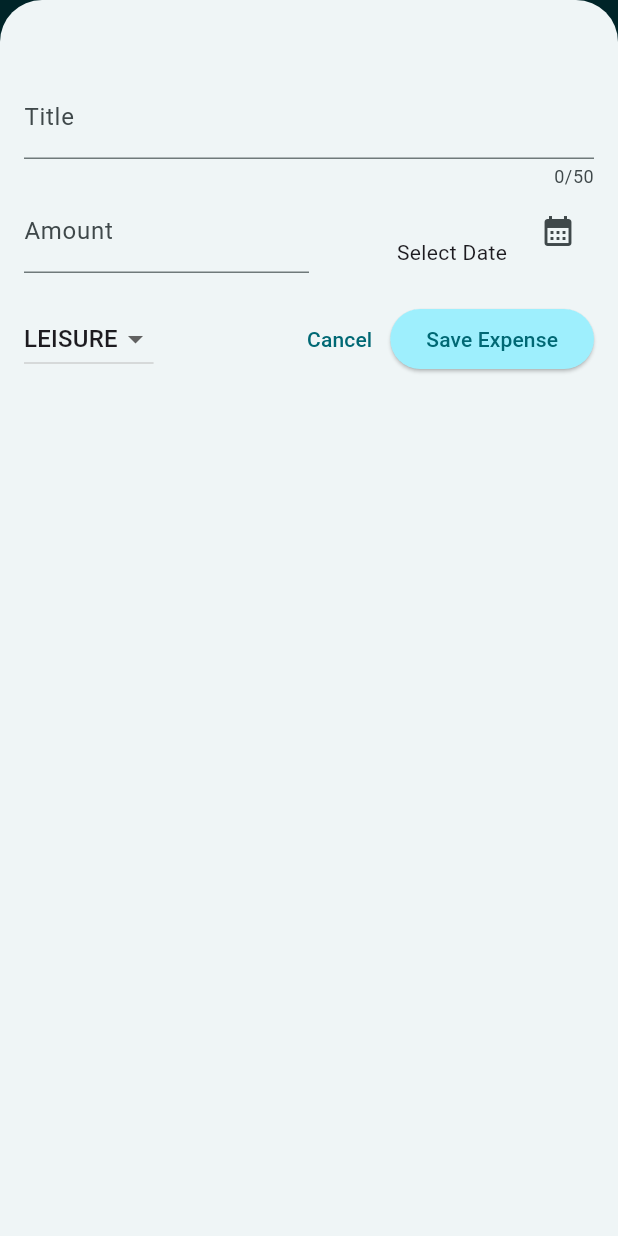
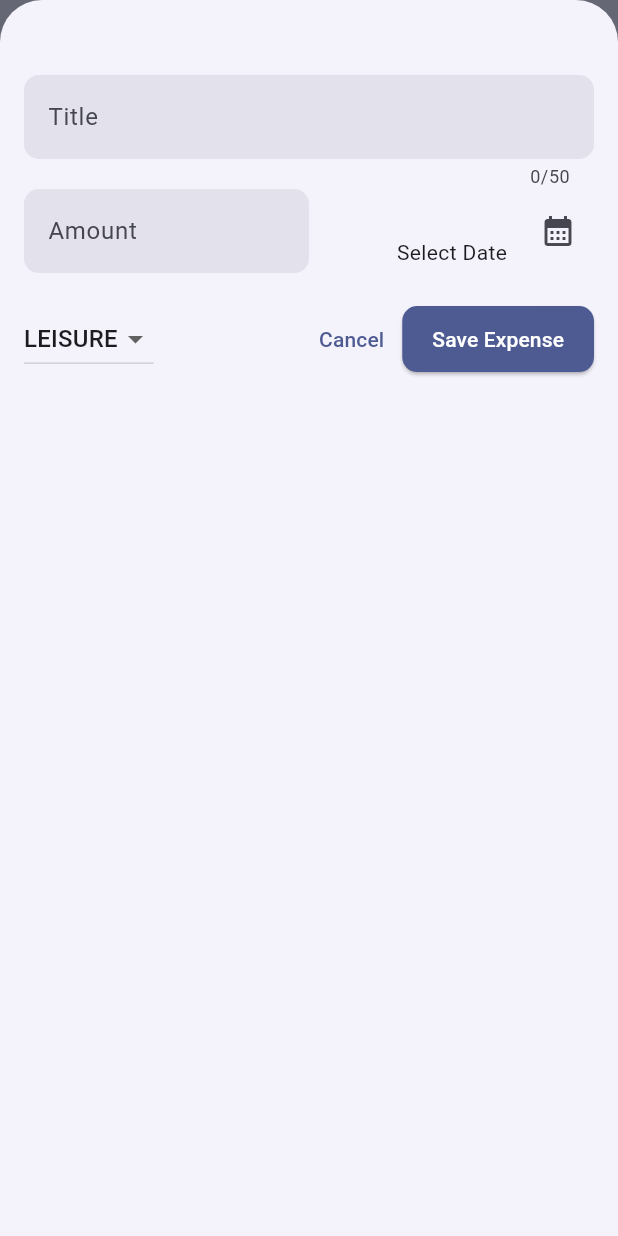
Before and after one commit to Joseph78888/expense_tracker, a Flutter app: the screen it shows after launch, after a tap on the "add" icon, on a phone screen of 412 x 824 dp. Run offline on Flutter 3.47's test engine with Material 3 defaults, Android fonts, the phone set to English and light mode, and no system bars.

Commit message:
finish theme - with copilot help

```diff
--- a/lib/main.dart
+++ b/lib/main.dart
@@ -24,53 +24,116 @@
 import 'package:expense_tracker/widget/expenses.dart';
 import 'package:flutter/material.dart';
 
-var kColorScheme = ColorScheme.fromSeed(
-  seedColor: const Color.fromARGB(255, 68, 68, 68),
+final kLightColorScheme = ColorScheme.fromSeed(
+  seedColor: const Color(0xFF2D61FF), // bright indigo
 );
-var kDarkColorScheme = ColorScheme.fromSeed(seedColor: Colors.blueAccent);
-
-// Entry point of the Expense Tracker app
+final kDarkColorScheme = ColorScheme.fromSeed(
+  seedColor: const Color(0xFF9C7AFF), // soft purple for dark mode
+  brightness: Brightness.dark,
+);
 
 void main() {
-  // Run the app with Expenses as the home screen
   runApp(
     MaterialApp(
+      // Use modern Material 3 design and polished component styles
       darkTheme: ThemeData.dark().copyWith(
-        brightness: Brightness.dark,
+        useMaterial3: true,
         colorScheme: kDarkColorScheme,
-        cardTheme: const CardThemeData().copyWith(
-          color: kDarkColorScheme.secondaryContainer,
-          margin: EdgeInsets.symmetric(horizontal: 16, vertical: 8),
+        appBarTheme: AppBarTheme(
+          backgroundColor: kDarkColorScheme.surfaceVariant,
+          foregroundColor: kDarkColorScheme.onSurfaceVariant,
+          elevation: 0,
+          centerTitle: true,
+          titleTextStyle: TextStyle(
+            fontSize: 18,
+            fontWeight: FontWeight.w600,
+            color: kDarkColorScheme.onSurfaceVariant,
+          ),
+        ),
+        cardTheme: CardThemeData(
+          color: kDarkColorScheme.surface,
+          margin: const EdgeInsets.symmetric(horizontal: 16, vertical: 8),
+          elevation: 2,
+          shape: RoundedRectangleBorder(
+            borderRadius: BorderRadius.circular(12),
+          ),
         ),
         elevatedButtonTheme: ElevatedButtonThemeData(
           style: ElevatedButton.styleFrom(
             backgroundColor: kDarkColorScheme.primaryContainer,
             foregroundColor: kDarkColorScheme.onPrimaryContainer,
+            padding: const EdgeInsets.symmetric(horizontal: 20, vertical: 12),
+            shape: RoundedRectangleBorder(
+              borderRadius: BorderRadius.circular(10),
+            ),
           ),
+        ),
+        inputDecorationTheme: InputDecorationTheme(
+          filled: true,
+          fillColor: kDarkColorScheme.surfaceVariant,
+          border: OutlineInputBorder(
+            borderRadius: BorderRadius.circular(10),
+            borderSide: BorderSide.none,
+          ),
+        ),
+        textTheme: ThemeData.dark().textTheme.copyWith(
+          titleLarge: TextStyle(
+            fontSize: 18,
+            fontWeight: FontWeight.w600,
+            color: kDarkColorScheme.onSurface,
+          ),
+          bodyLarge: TextStyle(color: kDarkColorScheme.onSurface, fontSize: 16),
         ),
       ),
       theme: ThemeData().copyWith(
-        // scaffoldBackgroundColor: Colors.black,
-        colorScheme: kColorScheme,
-        appBarTheme: const AppBarTheme().copyWith(
-          backgroundColor: kColorScheme.onPrimaryContainer,
-          foregroundColor: kColorScheme.primaryContainer,
+        useMaterial3: true,
+        colorScheme: kLightColorScheme,
+        appBarTheme: AppBarTheme(
+          backgroundColor: kLightColorScheme.primaryContainer,
+          foregroundColor: kLightColorScheme.onPrimaryContainer,
+          elevation: 0,
+          centerTitle: true,
+          titleTextStyle: TextStyle(
+            fontSize: 18,
+            fontWeight: FontWeight.w600,
+            color: kLightColorScheme.onPrimaryContainer,
+          ),
         ),
-        cardTheme: const CardThemeData().copyWith(
-          color: kColorScheme.secondaryContainer,
-          margin: EdgeInsets.symmetric(horizontal: 16, vertical: 8),
+        cardTheme: CardThemeData(
+          color: kLightColorScheme.surface,
+          margin: const EdgeInsets.symmetric(horizontal: 16, vertical: 8),
+          elevation: 2,
+          shape: RoundedRectangleBorder(
+            borderRadius: BorderRadius.circular(12),
+          ),
         ),
         elevatedButtonTheme: ElevatedButtonThemeData(
           style: ElevatedButton.styleFrom(
-            backgroundColor: kColorScheme.primaryContainer,
+            backgroundColor: kLightColorScheme.primary,
+            foregroundColor: kLightColorScheme.onPrimary,
+            padding: const EdgeInsets.symmetric(horizontal: 20, vertical: 12),
+            shape: RoundedRectangleBorder(
+              borderRadius: BorderRadius.circular(10),
+            ),
+          ),
+        ),
+        inputDecorationTheme: InputDecorationTheme(
+          filled: true,
+          fillColor: kLightColorScheme.surfaceVariant,
+          border: OutlineInputBorder(
+            borderRadius: BorderRadius.circular(10),
+            borderSide: BorderSide.none,
           ),
         ),
         textTheme: ThemeData().textTheme.copyWith(
           titleLarge: TextStyle(
-            fontWeight: FontWeight.normal,
-            color: kColorScheme
-                .onSecondaryContainer, // can't update because it set on appBar
             fontSize: 18,
+            fontWeight: FontWeight.w600,
+            color: kLightColorScheme.onSurface,
+          ),
+          bodyLarge: TextStyle(
+            fontSize: 16,
+            color: kLightColorScheme.onSurface,
           ),
         ),
       ),
```
